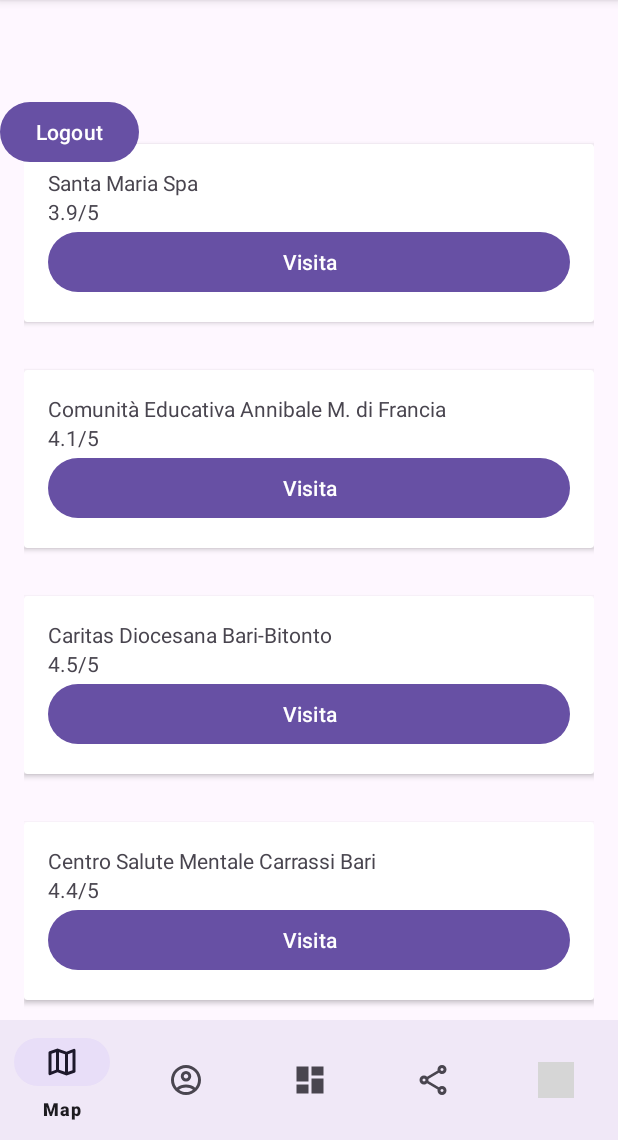
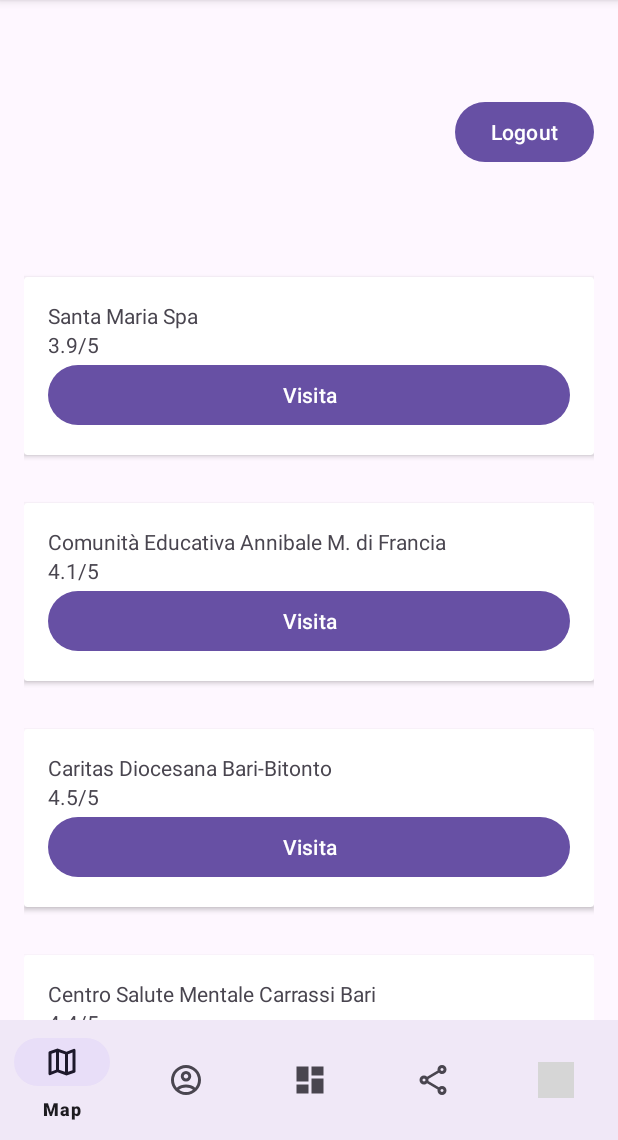
Before and after one commit to France9928/sms23246, an Android app: the screen it shows after launch once a user with an empty profile is signed in (MainActivity), on a phone screen of 412 x 824 dp, the part 96-1236 px from its top. Run offline under Robolectric (Android 15) with nearby library versions, the phone set to English and light mode, and no system bars; our stand-ins replace Firebase (no records; nobody signed in at launch, a user with empty details on screens opened directly), navigation-ui; grey boxes are pictures that could not be loaded.

Commit message:
correzione posizionamento pulsante logout

```diff
--- a/app/src/main/res/layout/activity_main.xml
+++ b/app/src/main/res/layout/activity_main.xml
@@ -23,24 +23,24 @@
 
     <TextView
         android:id="@+id/user_details"
-        android:layout_width="match_parent"
-        android:layout_height="wrap_content"
+        android:layout_width="253dp"
+        android:layout_height="25dp"
         tools:ignore="MissingConstraints"
-        tools:layout_editor_absoluteX="0dp"
-        tools:layout_editor_absoluteY="5dp" />
+        tools:layout_editor_absoluteX="16dp"
+        tools:layout_editor_absoluteY="16dp" />
 
-    <fragment
+    <androidx.fragment.app.FragmentContainerView
         android:id="@+id/nav_host_fragment"
         android:name="androidx.navigation.fragment.NavHostFragment"
-        android:layout_width="match_parent"
-        android:layout_height="match_parent"
+        android:layout_width="412dp"
+        android:layout_height="527dp"
         app:defaultNavHost="true"
-        app:layout_constraintBottom_toTopOf="@id/nav_view"
+        app:layout_constraintBottom_toTopOf="@+id/nav_view"
         app:layout_constraintHorizontal_bias="0.0"
         app:layout_constraintLeft_toLeftOf="parent"
         app:layout_constraintRight_toRightOf="parent"
         app:layout_constraintTop_toTopOf="parent"
-        app:layout_constraintVertical_bias="0.0"
+        app:layout_constraintVertical_bias="1.0"
         app:navGraph="@navigation/mobile_navigation" />
 
     <Button
@@ -48,9 +48,9 @@
         android:layout_width="wrap_content"
         android:layout_height="wrap_content"
         android:text="@string/logout"
-        tools:ignore="MissingConstraints"
-        tools:layout_editor_absoluteX="302dp"
-        tools:layout_editor_absoluteY="22dp" />
+        app:layout_constraintEnd_toEndOf="parent"
+        app:layout_constraintTop_toTopOf="parent"
+        android:layout_marginEnd="16dp" />
 
 
 </androidx.constraintlayout.widget.ConstraintLayout>
```
